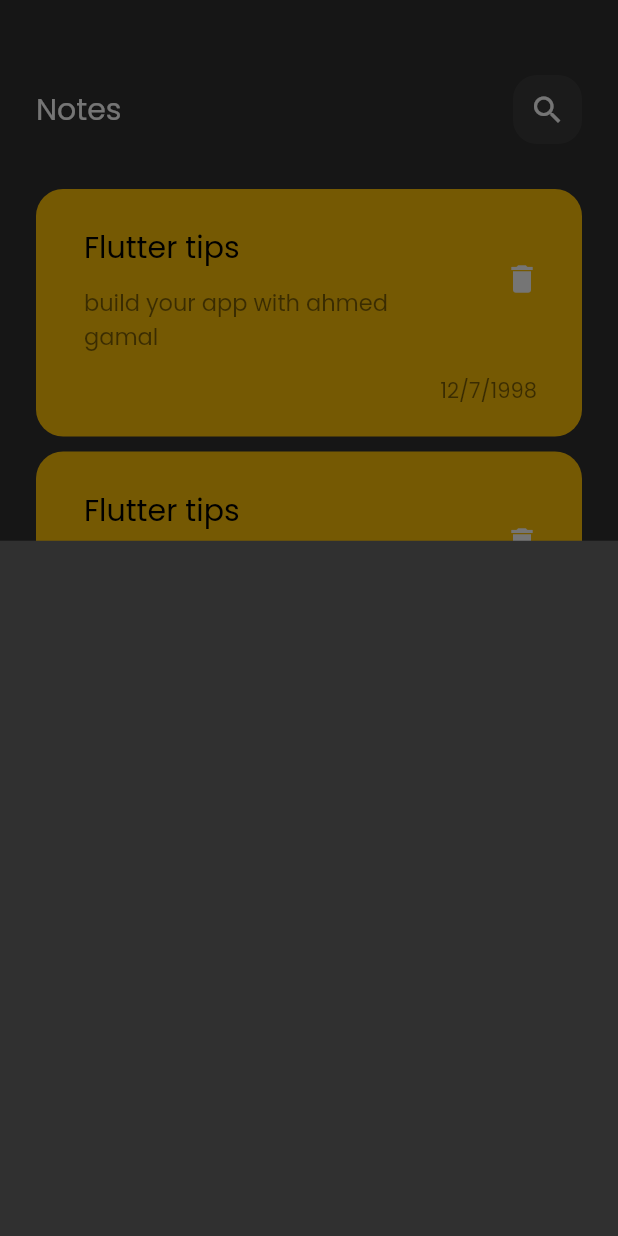
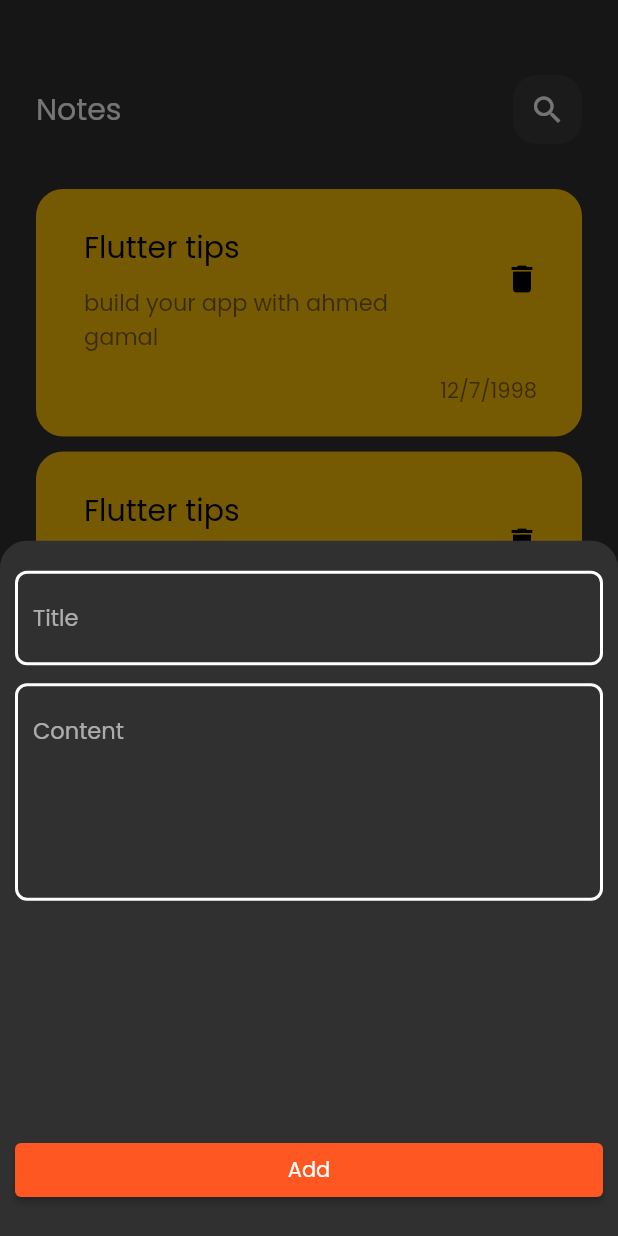
Before and after one commit to ahmedgamal3020/notes_app, a Flutter app: the screen it shows after launch, after a tap on the "add" icon, on a phone screen of 412 x 824 dp. Run offline on Flutter 3.47's test engine with Material 2 defaults, Android fonts, the phone set to English and light mode, and no system bars.

Commit message:
create item on bottom sheet

```diff
--- a/lib/main.dart
+++ b/lib/main.dart
@@ -12,7 +12,6 @@ class NotesApp extends StatelessWidget {
   @override
   Widget build(BuildContext context) {
     return MaterialApp(
-
       debugShowCheckedModeBanner: false,
       theme: defaultTheme,
       home: NotesView(),
--- /dev/null
+++ b/lib/style/color.dart
@@ -0,0 +1,3 @@
+import 'package:flutter/material.dart';
+
+const defaultColor = Colors.deepOrange;
--- a/lib/style/theme.dart
+++ b/lib/style/theme.dart
@@ -1,10 +1,13 @@
 
 import 'package:flutter/material.dart';
+import 'package:notes/style/color.dart';
 
  ThemeData defaultTheme = ThemeData(
+   primarySwatch: defaultColor,
    fontFamily: 'Poppins',
    brightness: Brightness.dark,
    textTheme:const TextTheme(
+
    bodyText1: TextStyle(
     fontSize: 20,
    ),
@@ -12,7 +15,10 @@ import 'package:flutter/material.dart';
     fontSize: 15
    )
   ),
-  iconTheme: const IconThemeData(
+   iconTheme: const IconThemeData(
    color: Colors.white,
-  )
+  ),
+   floatingActionButtonTheme:const  FloatingActionButtonThemeData(
+       backgroundColor: defaultColor,
+   )
  );
--- a/lib/view/notes_view.dart
+++ b/lib/view/notes_view.dart
@@ -10,9 +10,15 @@ class NotesView extends StatelessWidget {
     return Scaffold(
       body: NotesViewBody(),
       floatingActionButton: FloatingActionButton(
-        child:const  Icon(Icons.add),
+        child:const  Icon(Icons.add,color: Colors.white,),
         onPressed: (){
           showModalBottomSheet(
+              shape:const RoundedRectangleBorder(
+              borderRadius: BorderRadius.only(
+              topRight: Radius.circular(18),
+          topLeft: Radius.circular(18),
+              )
+              ) ,
               context: context,
               builder:(context){
                 return AddNoteInBottomSheet();
--- a/lib/view/widgets/bottom_sheet.dart
+++ b/lib/view/widgets/bottom_sheet.dart
@@ -1,10 +1,30 @@
 import 'package:flutter/material.dart';
+import 'package:notes/view/widgets/button.dart';
+import 'package:notes/view/widgets/text_field.dart';
 
 class AddNoteInBottomSheet extends StatelessWidget {
   const AddNoteInBottomSheet({Key? key}) : super(key: key);
 
   @override
   Widget build(BuildContext context) {
-    return Container();
+    return Padding(
+      padding: const EdgeInsets.symmetric(
+        vertical: 20,
+        horizontal: 10
+      ),
+      child: Column(
+        children: [
+          CustomTextField(hint: 'Title',),
+          const SizedBox(height: 12,),
+          CustomTextField(maxLines: 5,hint: 'Content',),
+          const Spacer(),
+          CustomButton(
+            width:double.infinity,
+            text: 'Add',
+            onPressed: (){},
+          ),
+        ],
+      ),
+    );
   }
 }
--- /dev/null
+++ b/lib/view/widgets/button.dart
@@ -0,0 +1,23 @@
+import 'package:flutter/material.dart';
+
+class CustomButton extends StatelessWidget {
+  const CustomButton({Key? key, required this.width, required this.text, this.onPressed, this.color=Colors.white}) : super(key: key);
+  final double width;
+  final String text;
+  final Color color;
+  final void Function()? onPressed;
+  @override
+  Widget build(BuildContext context) {
+    return Container(
+      width: double.infinity,
+      decoration: BoxDecoration(
+          borderRadius: BorderRadius.circular(8)
+      ),
+      child: ElevatedButton(
+          onPressed: onPressed,
+          child: Text(text,
+            style: TextStyle(color:color),)
+      ),
+    );
+  }
+}
--- a/lib/view/widgets/note_item.dart
+++ b/lib/view/widgets/note_item.dart
@@ -30,6 +30,7 @@ class NoteItem extends StatelessWidget {
             trailing: IconButton(
                 onPressed: (){},
                 icon:const  Icon(Icons.delete,
+                color: Colors.black,
                 size: 24,)),
 
           ),
--- a/lib/view/widgets/search_icon.dart
+++ b/lib/view/widgets/search_icon.dart
@@ -12,7 +12,7 @@ class CustomIconSearch extends StatelessWidget {
           color: Colors.white.withOpacity(.05),
           borderRadius: BorderRadius.circular(16)
       ),
-      child:const  Icon(Icons.search,size: 24),
+      child:const  Icon(Icons.search,size: 24,),
     );
   }
 }
--- /dev/null
+++ b/lib/view/widgets/text_field.dart
@@ -0,0 +1,30 @@
+import 'package:flutter/material.dart';
+import 'package:notes/style/color.dart';
+
+class CustomTextField extends StatelessWidget {
+  const CustomTextField({Key? key, required this.hint,  this.maxLines=1}) : super(key: key);
+  final String hint;
+  final int  maxLines;
+  @override
+  Widget build(BuildContext context) {
+    return  TextField(
+      maxLines: maxLines,
+      decoration: InputDecoration(
+          hintText: hint,
+
+          border: buildBorder(color: defaultColor),
+          enabledBorder:  buildBorder()
+      ),
+
+    );
+  }
+  OutlineInputBorder buildBorder({color}){
+    return OutlineInputBorder(
+        borderSide:  BorderSide(
+            color:color??Colors.white,
+            width: 2
+        ),
+        borderRadius: BorderRadius.circular(8)
+    );
+  }
+}
```
